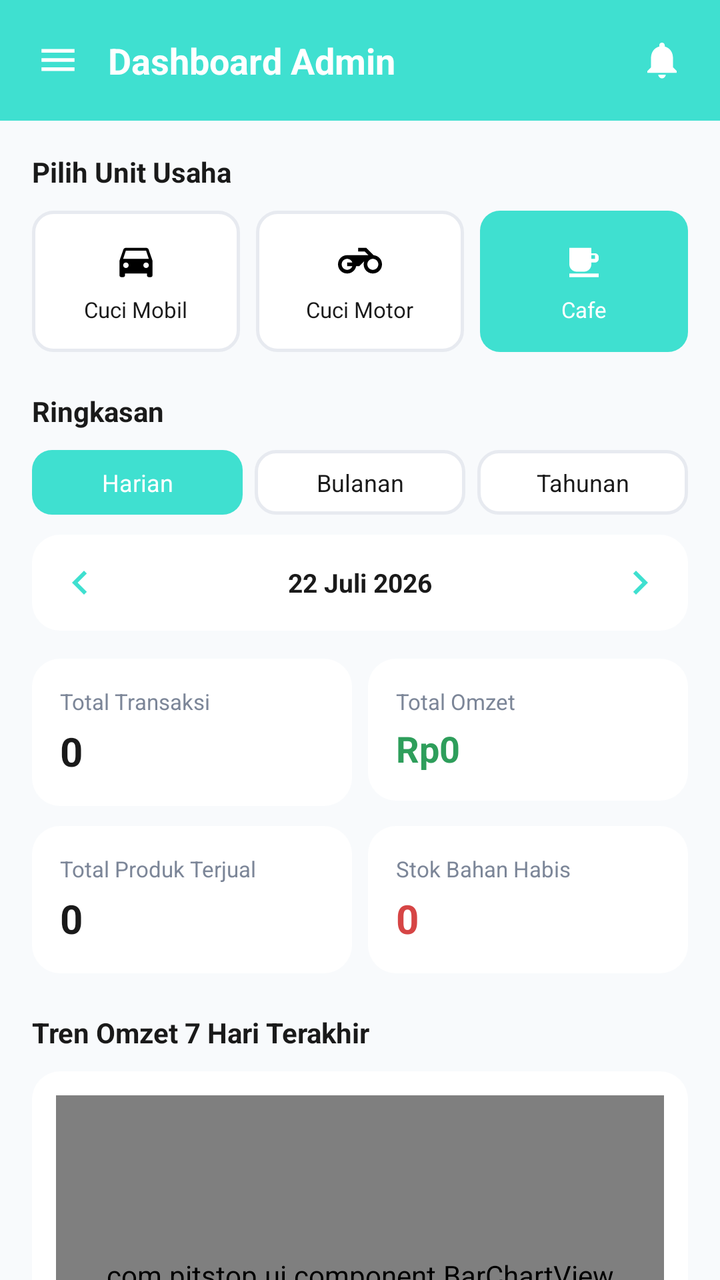
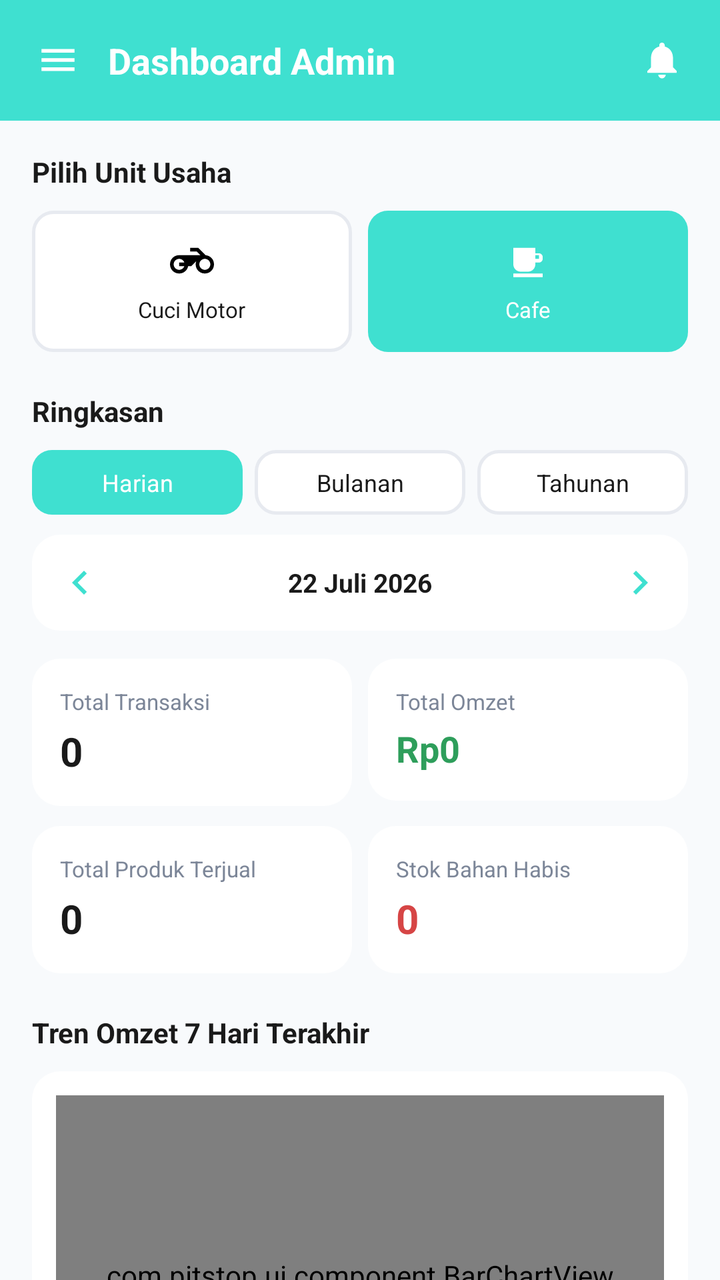

Before-and-after screenshots of an Android layout around one commit, followed by the original layout XML and the change that was made.
<!-- AndroidManifest.xml: application theme Theme.Pitstop -->
<!-- res/layout/fragment_dashboard_admin.xml -->
<?xml version="1.0" encoding="utf-8"?>
<androidx.core.widget.NestedScrollView xmlns:android="http://schemas.android.com/apk/res/android"
    xmlns:app="http://schemas.android.com/apk/res-auto"
    android:layout_width="match_parent"
    android:layout_height="match_parent"
    android:background="@color/background"
    android:fillViewport="true">

    <LinearLayout
        android:layout_width="match_parent"
        android:layout_height="wrap_content"
        android:orientation="vertical"
        android:paddingBottom="20dp">

        
        <LinearLayout
            android:layout_width="match_parent"
            android:layout_height="wrap_content"
            android:background="@color/primary"
            android:gravity="center_vertical"
            android:orientation="horizontal"
            android:padding="18dp">

            <ImageView
                android:layout_width="22dp"
                android:layout_height="22dp"
                android:src="@drawable/ic_menu_lines" />

            <TextView
                android:layout_width="0dp"
                android:layout_height="wrap_content"
                android:layout_marginStart="14dp"
                android:layout_weight="1"
                android:text="Dashboard Admin"
                android:textColor="@color/white"
                android:textSize="18sp"
                android:textStyle="bold" />

            <ImageView
                android:layout_width="22dp"
                android:layout_height="22dp"
                android:src="@drawable/ic_bell" />
        </LinearLayout>

        <LinearLayout
            android:layout_width="match_parent"
            android:layout_height="wrap_content"
            android:orientation="vertical"
            android:padding="16dp">

            <TextView
                android:layout_width="wrap_content"
                android:layout_height="wrap_content"
                android:layout_marginBottom="10dp"
                android:text="Pilih Unit Usaha"
                android:textColor="@color/black"
                android:textSize="14sp"
                android:textStyle="bold" />

            <LinearLayout
                android:layout_width="match_parent"
                android:layout_height="wrap_content"
                android:layout_marginBottom="20dp"
                android:orientation="horizontal">

                <LinearLayout
                    android:id="@+id/unitMobil"
                    android:layout_width="0dp"
                    android:layout_height="wrap_content"
                    android:layout_marginEnd="8dp"
                    android:layout_weight="1"
                    android:background="@drawable/bg_pill_outline"
                    android:gravity="center"
                    android:orientation="vertical"
                    android:padding="14dp">

                    <ImageView
                        android:id="@+id/iconMobil"
                        android:layout_width="22dp"
                        android:layout_height="22dp"
                        android:src="@drawable/ic_car" />

                    <TextView
                        android:id="@+id/labelMobil"
                        android:layout_width="wrap_content"
                        android:layout_height="wrap_content"
                        android:layout_marginTop="6dp"
                        android:text="Cuci Mobil"
                        android:textColor="@color/black"
                        android:textSize="11sp" />
                </LinearLayout>

                <LinearLayout
                    android:id="@+id/unitMotor"
                    android:layout_width="0dp"
                    android:layout_height="wrap_content"
                    android:layout_marginEnd="8dp"
                    android:layout_weight="1"
                    android:background="@drawable/bg_pill_outline"
                    android:gravity="center"
                    android:orientation="vertical"
                    android:padding="14dp">

                    <ImageView
                        android:id="@+id/iconMotor"
                        android:layout_width="22dp"
                        android:layout_height="22dp"
                        android:src="@drawable/ic_motor" />

                    <TextView
                        android:id="@+id/labelMotor"
                        android:layout_width="wrap_content"
                        android:layout_height="wrap_content"
                        android:layout_marginTop="6dp"
                        android:text="Cuci Motor"
                        android:textColor="@color/black"
                        android:textSize="11sp" />
                </LinearLayout>

                <LinearLayout
                    android:id="@+id/unitCafe"
                    android:layout_width="0dp"
                    android:layout_height="wrap_content"
                    android:layout_weight="1"
                    android:background="@drawable/bg_pill_selected"
                    android:gravity="center"
                    android:orientation="vertical"
                    android:padding="14dp">

                    <ImageView
                        android:id="@+id/iconCafe"
                        android:layout_width="22dp"
                        android:layout_height="22dp"
                        android:src="@drawable/ic_cafe_cup"
                        app:tint="@color/white" />

                    <TextView
                        android:id="@+id/labelCafe"
                        android:layout_width="wrap_content"
                        android:layout_height="wrap_content"
                        android:layout_marginTop="6dp"
                        android:text="Cafe"
                        android:textColor="@color/white"
                        android:textSize="11sp" />
                </LinearLayout>
            </LinearLayout>

            <TextView
                android:id="@+id/tvLabelRingkasan"
                android:layout_width="wrap_content"
                android:layout_height="wrap_content"
                android:layout_marginBottom="10dp"
                android:text="Ringkasan"
                android:textColor="@color/black"
                android:textSize="14sp"
                android:textStyle="bold" />

            <LinearLayout
                android:layout_width="match_parent"
                android:layout_height="wrap_content"
                android:layout_marginBottom="10dp"
                android:orientation="horizontal">

                <TextView
                    android:id="@+id/btnHarian"
                    android:layout_width="0dp"
                    android:layout_height="wrap_content"
                    android:layout_marginEnd="6dp"
                    android:layout_weight="1"
                    android:background="@drawable/bg_pill_selected"
                    android:gravity="center"
                    android:padding="8dp"
                    android:text="Harian"
                    android:textColor="@color/white"
                    android:textSize="12sp" />

                <TextView
                    android:id="@+id/btnBulanan"
                    android:layout_width="0dp"
                    android:layout_height="wrap_content"
                    android:layout_marginEnd="6dp"
                    android:layout_weight="1"
                    android:background="@drawable/bg_pill_outline"
                    android:gravity="center"
                    android:padding="8dp"
                    android:text="Bulanan"
                    android:textColor="@color/black"
                    android:textSize="12sp" />

                <TextView
                    android:id="@+id/btnTahunan"
                    android:layout_width="0dp"
                    android:layout_height="wrap_content"
                    android:layout_weight="1"
                    android:background="@drawable/bg_pill_outline"
                    android:gravity="center"
                    android:padding="8dp"
                    android:text="Tahunan"
                    android:textColor="@color/black"
                    android:textSize="12sp" />
            </LinearLayout>

            <LinearLayout
                android:layout_width="match_parent"
                android:layout_height="wrap_content"
                android:layout_marginBottom="14dp"
                android:background="@drawable/bg_stat_card"
                android:gravity="center_vertical"
                android:orientation="horizontal"
                android:padding="6dp">

                <ImageButton
                    android:id="@+id/btnPeriodeSebelumnya"
                    android:layout_width="36dp"
                    android:layout_height="36dp"
                    android:background="@android:color/transparent"
                    android:src="@drawable/ic_chevron_left" />

                <TextView
                    android:id="@+id/tvLabelPeriode"
                    android:layout_width="0dp"
                    android:layout_height="wrap_content"
                    android:layout_weight="1"
                    android:gravity="center"
                    android:text="22 Juli 2026"
                    android:textColor="@color/black"
                    android:textSize="13sp"
                    android:textStyle="bold" />

                <ImageButton
                    android:id="@+id/btnPeriodeBerikutnya"
                    android:layout_width="36dp"
                    android:layout_height="36dp"
                    android:background="@android:color/transparent"
                    android:src="@drawable/ic_chevron_right" />
            </LinearLayout>

            <LinearLayout
                android:layout_width="match_parent"
                android:layout_height="wrap_content"
                android:layout_marginBottom="10dp"
                android:orientation="horizontal">

                <LinearLayout
                    android:layout_width="0dp"
                    android:layout_height="wrap_content"
                    android:layout_marginEnd="8dp"
                    android:layout_weight="1"
                    android:background="@drawable/bg_stat_card"
                    android:orientation="vertical"
                    android:padding="14dp">

                    <TextView
                        android:layout_width="wrap_content"
                        android:layout_height="wrap_content"
                        android:text="Total Transaksi"
                        android:textColor="@color/grey"
                        android:textSize="11sp" />

                    <TextView
                        android:id="@+id/tvTotalTransaksi"
                        android:layout_width="wrap_content"
                        android:layout_height="wrap_content"
                        android:layout_marginTop="4dp"
                        android:text="0"
                        android:textColor="@color/black"
                        android:textSize="20sp"
                        android:textStyle="bold" />
                </LinearLayout>

                <LinearLayout
                    android:layout_width="0dp"
                    android:layout_height="wrap_content"
                    android:layout_weight="1"
                    android:background="@drawable/bg_stat_card"
                    android:orientation="vertical"
                    android:padding="14dp">

                    <TextView
                        android:layout_width="wrap_content"
                        android:layout_height="wrap_content"
                        android:text="Total Omzet"
                        android:textColor="@color/grey"
                        android:textSize="11sp" />

                    <TextView
                        android:id="@+id/tvTotalOmzet"
                        android:layout_width="wrap_content"
                        android:layout_height="wrap_content"
                        android:layout_marginTop="4dp"
                        android:text="Rp0"
                        android:textColor="@color/green"
                        android:textSize="18sp"
                        android:textStyle="bold" />
                </LinearLayout>
            </LinearLayout>

            <LinearLayout
                android:layout_width="match_parent"
                android:layout_height="wrap_content"
                android:layout_marginBottom="20dp"
                android:orientation="horizontal">

                <LinearLayout
                    android:layout_width="0dp"
                    android:layout_height="wrap_content"
                    android:layout_marginEnd="8dp"
                    android:layout_weight="1"
                    android:background="@drawable/bg_stat_card"
                    android:orientation="vertical"
                    android:padding="14dp">

                    <TextView
                        android:layout_width="wrap_content"
                        android:layout_height="wrap_content"
                        android:text="Total Produk Terjual"
                        android:textColor="@color/grey"
                        android:textSize="11sp" />

                    <TextView
                        android:id="@+id/tvTotalProdukTerjual"
                        android:layout_width="wrap_content"
                        android:layout_height="wrap_content"
                        android:layout_marginTop="4dp"
                        android:text="0"
                        android:textColor="@color/black"
                        android:textSize="20sp"
                        android:textStyle="bold" />
                </LinearLayout>

                <LinearLayout
                    android:layout_width="0dp"
                    android:layout_height="wrap_content"
                    android:layout_weight="1"
                    android:background="@drawable/bg_stat_card"
                    android:orientation="vertical"
                    android:padding="14dp">

                    <TextView
                        android:layout_width="wrap_content"
                        android:layout_height="wrap_content"
                        android:text="Stok Bahan Habis"
                        android:textColor="@color/grey"
                        android:textSize="11sp" />

                    <TextView
                        android:id="@+id/tvStokHabis"
                        android:layout_width="wrap_content"
                        android:layout_height="wrap_content"
                        android:layout_marginTop="4dp"
                        android:text="0"
                        android:textColor="@color/red"
                        android:textSize="20sp"
                        android:textStyle="bold" />
                </LinearLayout>
            </LinearLayout>

            <TextView
                android:id="@+id/tvLabelGrafik"
                android:layout_width="wrap_content"
                android:layout_height="wrap_content"
                android:layout_marginBottom="10dp"
                android:text="Tren Omzet 7 Hari Terakhir"
                android:textColor="@color/black"
                android:textSize="14sp"
                android:textStyle="bold" />

            <LinearLayout
                android:layout_width="match_parent"
                android:layout_height="wrap_content"
                android:layout_marginBottom="20dp"
                android:background="@drawable/bg_stat_card"
                android:orientation="vertical"
                android:padding="12dp">

                <com.pitstop.ui.component.BarChartView
                    android:id="@+id/chartOmzet"
                    android:layout_width="match_parent"
                    android:layout_height="180dp" />
            </LinearLayout>

            <TextView
                android:layout_width="wrap_content"
                android:layout_height="wrap_content"
                android:layout_marginBottom="10dp"
                android:text="Menu Admin (Cafe)"
                android:textColor="@color/black"
                android:textSize="14sp"
                android:textStyle="bold" />

            <LinearLayout
                android:layout_width="match_parent"
                android:layout_height="wrap_content"
                android:layout_marginBottom="10dp"
                android:orientation="horizontal">

                <LinearLayout
                    android:id="@+id/menuStockBahan"
                    android:layout_width="0dp"
                    android:layout_height="wrap_content"
                    android:layout_marginEnd="8dp"
                    android:layout_weight="1"
                    android:gravity="center"
                    android:orientation="vertical">

                    <LinearLayout
                        android:layout_width="52dp"
                        android:layout_height="52dp"
                        android:background="@drawable/bg_menu_button"
                        android:gravity="center">

                        <ImageView
                            android:layout_width="24dp"
                            android:layout_height="24dp"
                            android:src="@drawable/ic_stock_bahan" />
                    </LinearLayout>

                    <TextView
                        android:layout_width="wrap_content"
                        android:layout_height="wrap_content"
                        android:layout_marginTop="6dp"
                        android:gravity="center"
                        android:text="Stock Bahan"
                        android:textColor="@color/black"
                        android:textSize="11sp" />
                </LinearLayout>

                <LinearLayout
                    android:id="@+id/menuResep"
                    android:layout_width="0dp"
                    android:layout_height="wrap_content"
                    android:layout_marginEnd="8dp"
                    android:layout_weight="1"
                    android:gravity="center"
                    android:orientation="vertical">

                    <LinearLayout
                        android:layout_width="52dp"
                        android:layout_height="52dp"
                        android:background="@drawable/bg_menu_button"
                        android:gravity="center">

                        <ImageView
                            android:layout_width="24dp"
                            android:layout_height="24dp"
                            android:src="@drawable/ic_resep" />
                    </LinearLayout>

                    <TextView
                        android:layout_width="wrap_content"
                        android:layout_height="wrap_content"
                        android:layout_marginTop="6dp"
                        android:gravity="center"
                        android:text="Resep Minuman"
                        android:textColor="@color/black"
                        android:textSize="11sp" />
                </LinearLayout>

                <LinearLayout
                    android:id="@+id/menuProduk"
                    android:layout_width="0dp"
                    android:layout_height="wrap_content"
                    android:layout_weight="1"
                    android:gravity="center"
                    android:orientation="vertical">

                    <LinearLayout
                        android:layout_width="52dp"
                        android:layout_height="52dp"
                        android:background="@drawable/bg_menu_button"
                        android:gravity="center">

                        <ImageView
                            android:layout_width="24dp"
                            android:layout_height="24dp"
                            android:src="@drawable/ic_produk" />
                    </LinearLayout>

                    <TextView
                        android:layout_width="wrap_content"
                        android:layout_height="wrap_content"
                        android:layout_marginTop="6dp"
                        android:gravity="center"
                        android:text="Produk Minuman"
                        android:textColor="@color/black"
                        android:textSize="11sp" />
                </LinearLayout>
            </LinearLayout>

            <LinearLayout
                android:layout_width="match_parent"
                android:layout_height="wrap_content"
                android:orientation="horizontal">

                <LinearLayout
                    android:id="@+id/menuKategori"
                    android:layout_width="0dp"
                    android:layout_height="wrap_content"
                    android:layout_marginEnd="8dp"
                    android:layout_weight="1"
                    android:gravity="center"
                    android:orientation="vertical">

                    <LinearLayout
                        android:layout_width="52dp"
                        android:layout_height="52dp"
                        android:background="@drawable/bg_menu_button"
                        android:gravity="center">

                        <ImageView
                            android:layout_width="24dp"
                            android:layout_height="24dp"
                            android:src="@drawable/ic_kategori" />
                    </LinearLayout>

                    <TextView
                        android:layout_width="wrap_content"
                        android:layout_height="wrap_content"
                        android:layout_marginTop="6dp"
                        android:gravity="center"
                        android:text="Kategori"
                        android:textColor="@color/black"
                        android:textSize="11sp" />
                </LinearLayout>

                <LinearLayout
                    android:id="@+id/menuLaporan"
                    android:layout_width="0dp"
                    android:layout_height="wrap_content"
                    android:layout_marginEnd="8dp"
                    android:layout_weight="1"
                    android:gravity="center"
                    android:orientation="vertical">

                    <LinearLayout
                        android:layout_width="52dp"
                        android:layout_height="52dp"
                        android:background="@drawable/bg_menu_button"
                        android:gravity="center">

                        <ImageView
                            android:layout_width="24dp"
                            android:layout_height="24dp"
                            android:src="@drawable/ic_laporan_menu" />
                    </LinearLayout>

                    <TextView
                        android:layout_width="wrap_content"
                        android:layout_height="wrap_content"
                        android:layout_marginTop="6dp"
                        android:gravity="center"
                        android:text="Laporan"
                        android:textColor="@color/black"
                        android:textSize="11sp" />
                </LinearLayout>

                <LinearLayout
                    android:id="@+id/menuPengaturan"
                    android:layout_width="0dp"
                    android:layout_height="wrap_content"
                    android:layout_weight="1"
                    android:gravity="center"
                    android:orientation="vertical">

                    <LinearLayout
                        android:layout_width="52dp"
                        android:layout_height="52dp"
                        android:background="@drawable/bg_menu_button"
                        android:gravity="center">

                        <ImageView
                            android:layout_width="24dp"
                            android:layout_height="24dp"
                            android:src="@drawable/ic_pengaturan_menu" />
                    </LinearLayout>

                    <TextView
                        android:layout_width="wrap_content"
                        android:layout_height="wrap_content"
                        android:layout_marginTop="6dp"
                        android:gravity="center"
                        android:text="Pengaturan"
                        android:textColor="@color/black"
                        android:textSize="11sp" />
                </LinearLayout>
            </LinearLayout>

        </LinearLayout>
    </LinearLayout>
</androidx.core.widget.NestedScrollView>
<!-- resources referenced by this layout -->
<resources>
  <color name="background">#F8FAFC</color>
  <color name="black">#1A1A1A</color>
  <color name="green">#2E9E5B</color>
  <color name="grey">#7C8698</color>
  <color name="primary">#3fe0d0</color>
  <color name="red">#D64545</color>
  <color name="white">#FFFFFF</color>
  <!-- drawable bg_menu_button (drawable) -->
  <?xml version="1.0" encoding="utf-8"?>
  <shape xmlns:android="http://schemas.android.com/apk/res/android">
      <solid android:color="@color/primary" />
      <corners android:radius="16dp" />
  </shape>
  <!-- drawable bg_pill_outline (drawable) -->
  <?xml version="1.0" encoding="utf-8"?>
  <shape xmlns:android="http://schemas.android.com/apk/res/android">
      <solid android:color="@color/white" />
      <corners android:radius="10dp" />
      <stroke android:width="1.5dp" android:color="@color/light_grey" />
  </shape>
  <!-- drawable bg_pill_selected (drawable) -->
  <?xml version="1.0" encoding="utf-8"?>
  <shape xmlns:android="http://schemas.android.com/apk/res/android">
      <solid android:color="@color/primary" />
      <corners android:radius="10dp" />
  </shape>
  <!-- drawable bg_stat_card (drawable) -->
  <?xml version="1.0" encoding="utf-8"?>
  <shape xmlns:android="http://schemas.android.com/apk/res/android">
      <solid android:color="@color/white" />
      <corners android:radius="14dp" />
  </shape>
  <!-- drawable ic_car (drawable) -->
  <vector xmlns:android="http://schemas.android.com/apk/res/android"
      android:width="24dp" android:height="24dp" android:viewportWidth="24" android:viewportHeight="24">
      <path android:fillColor="#FF000000" android:pathData="M18.92,6.01C18.72,5.42 18.16,5 17.5,5h-11c-0.66,0 -1.21,0.42 -1.42,1.01L3,12v8c0,0.55 0.45,1 1,1h1c0.55,0 1,-0.45 1,-1v-1h12v1c0,0.55 0.45,1 1,1h1c0.55,0 1,-0.45 1,-1v-8l-2.08,-5.99zM6.5,16C5.67,16 5,15.33 5,14.5S5.67,13 6.5,13 8,13.67 8,14.5 7.33,16 6.5,16zM17.5,16c-0.83,0 -1.5,-0.67 -1.5,-1.5s0.67,-1.5 1.5,-1.5 1.5,0.67 1.5,1.5 -0.67,1.5 -1.5,1.5zM5,11l1.5,-4.5h11L19,11H5z"/>
  </vector>
  <!-- drawable ic_chevron_left (drawable) -->
  <vector xmlns:android="http://schemas.android.com/apk/res/android"
      android:width="24dp" android:height="24dp" android:viewportWidth="24" android:viewportHeight="24">
      <path android:fillColor="@color/primary" android:pathData="M15.41,7.41L14,6l-6,6 6,6 1.41,-1.41L10.83,12z"/>
  </vector>
  <!-- drawable ic_chevron_right (drawable) -->
  <vector xmlns:android="http://schemas.android.com/apk/res/android"
      android:width="24dp" android:height="24dp" android:viewportWidth="24" android:viewportHeight="24">
      <path android:fillColor="@color/primary" android:pathData="M8.59,16.59L10,18l6,-6 -6,-6 -1.41,1.41L13.17,12z"/>
  </vector>
  <!-- drawable ic_kategori (drawable) -->
  <vector xmlns:android="http://schemas.android.com/apk/res/android"
      android:width="24dp" android:height="24dp" android:viewportWidth="24" android:viewportHeight="24" android:tint="@color/white">
      <path android:fillColor="@android:color/white" android:pathData="M3,3h8v8H3zM13,3h8v8h-8zM3,13h8v8H3zM13,13h8v8h-8z"/>
  </vector>
  <!-- drawable ic_menu_lines (drawable) -->
  <vector xmlns:android="http://schemas.android.com/apk/res/android"
      android:width="22dp" android:height="22dp" android:viewportWidth="24" android:viewportHeight="24" android:tint="@color/white">
      <path android:fillColor="@android:color/white" android:pathData="M3,6h18v2H3zM3,11h18v2H3zM3,16h18v2H3z"/>
  </vector>
  <color name="light_grey">#E7EAF0</color>
  <color name="primary_dark">#0D1F3D</color>
  <color name="accent">#2D6CDF</color>
  <style name="ThemeOverlay.Pitsop.Dialog" parent="ThemeOverlay.MaterialComponents.Dialog.Alert">
          <item name="android:windowBackground">@color/white</item>
          <item name="android:textColorPrimary">@color/black</item>
          <item name="android:textColorSecondary">@color/grey</item>
      </style>
  <!-- unchanged entries left out for length: 9 -->
</resources>

<!-- the commit's change to res/layout/fragment_dashboard_admin.xml (unified diff, before → after) -->
@@ -7,6 +7,7 @@
     android:fillViewport="true">
 
     <LinearLayout
+        android:id="@+id/toolbarHeader"
         android:layout_width="match_parent"
         android:layout_height="wrap_content"
         android:orientation="vertical"
@@ -64,33 +65,6 @@
                 android:orientation="horizontal">
 
                 <LinearLayout
-                    android:id="@+id/unitMobil"
-                    android:layout_width="0dp"
-                    android:layout_height="wrap_content"
-                    android:layout_marginEnd="8dp"
-                    android:layout_weight="1"
-                    android:background="@drawable/bg_pill_outline"
-                    android:gravity="center"
-                    android:orientation="vertical"
-                    android:padding="14dp">
-
-                    <ImageView
-                        android:id="@+id/iconMobil"
-                        android:layout_width="22dp"
-                        android:layout_height="22dp"
-                        android:src="@drawable/ic_car" />
-
-                    <TextView
-                        android:id="@+id/labelMobil"
-                        android:layout_width="wrap_content"
-                        android:layout_height="wrap_content"
-                        android:layout_marginTop="6dp"
-                        android:text="Cuci Mobil"
-                        android:textColor="@color/black"
-                        android:textSize="11sp" />
-                </LinearLayout>
-
-                <LinearLayout
                     android:id="@+id/unitMotor"
                     android:layout_width="0dp"
                     android:layout_height="wrap_content"
<!-- resource entries referenced after the edit -->
@@ -32,11 +32,6 @@
       <solid android:color="@color/white" />
       <corners android:radius="14dp" />
   </shape>
-  <!-- drawable ic_car (drawable) -->
-  <vector xmlns:android="http://schemas.android.com/apk/res/android"
-      android:width="24dp" android:height="24dp" android:viewportWidth="24" android:viewportHeight="24">
-      <path android:fillColor="#FF000000" android:pathData="M18.92,6.01C18.72,5.42 18.16,5 17.5,5h-11c-0.66,0 -1.21,0.42 -1.42,1.01L3,12v8c0,0.55 0.45,1 1,1h1c0.55,0 1,-0.45 1,-1v-1h12v1c0,0.55 0.45,1 1,1h1c0.55,0 1,-0.45 1,-1v-8l-2.08,-5.99zM6.5,16C5.67,16 5,15.33 5,14.5S5.67,13 6.5,13 8,13.67 8,14.5 7.33,16 6.5,16zM17.5,16c-0.83,0 -1.5,-0.67 -1.5,-1.5s0.67,-1.5 1.5,-1.5 1.5,0.67 1.5,1.5 -0.67,1.5 -1.5,1.5zM5,11l1.5,-4.5h11L19,11H5z"/>
-  </vector>
   <!-- drawable ic_chevron_left (drawable) -->
   <vector xmlns:android="http://schemas.android.com/apk/res/android"
       android:width="24dp" android:height="24dp" android:viewportWidth="24" android:viewportHeight="24">
